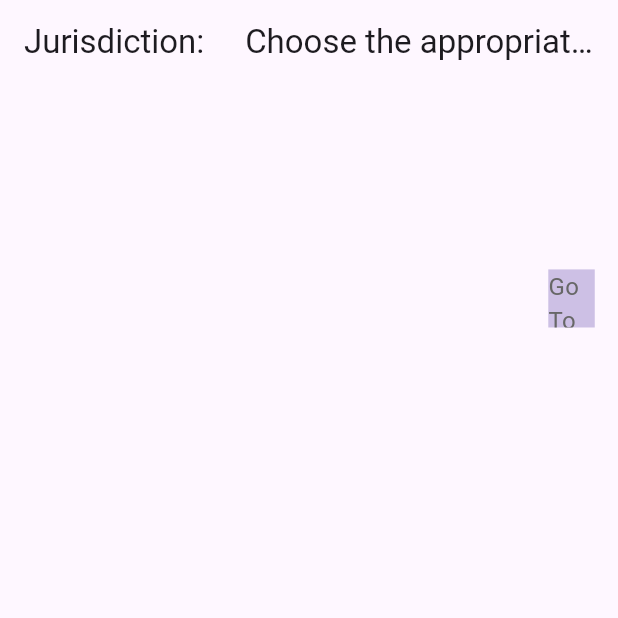
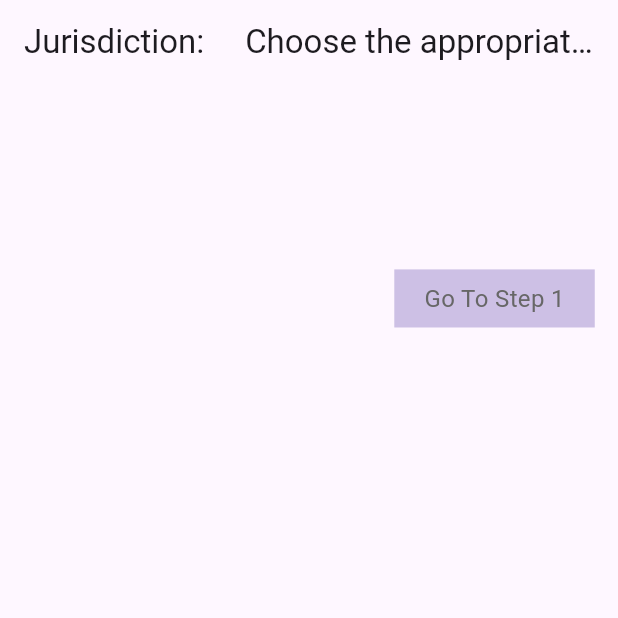
Before and after one commit to project-scoping-tool/decision_support_tool, a Flutter app: the screen it shows after launch, on a phone screen of 412 x 824 dp, the top half of it. Run offline on Flutter 3.47's test engine with Material 3 defaults, Android fonts, the phone set to English and light mode, and no system bars; our stand-ins replace flutter_map, freezed_annotation, latlong2, pdf, printing, web; missing offline and left inert: markdown_widget, toml.

Commit message:
fix buttons

```diff
--- a/flutter/decision_support_tool/lib/ui/select_jurisdiction_page.dart
+++ b/flutter/decision_support_tool/lib/ui/select_jurisdiction_page.dart
@@ -84,9 +84,10 @@ class _SelectJurisdictionPageState extends State<SelectJurisdictionPage> {
     return InkWell(
       enableFeedback: false,
       onTap: onTap,
+      child: IntrinsicWidth(
         child: Container(
-        width: _screenWidth * 0.0752,
           height: _screenHeight * 0.047,
+          padding: const EdgeInsets.symmetric(horizontal: 20.0),
           color: (enabled)
               ? const Color.fromARGB(255, 147, 88, 255)
               : const Color.fromARGB(255, 205, 192, 229),
@@ -95,7 +96,11 @@ class _SelectJurisdictionPageState extends State<SelectJurisdictionPage> {
             'Go To Step 1',
             style: TextStyle(
               fontSize: _nextButtonFontSize,
-            color: (enabled) ? null : const Color.fromARGB(255, 103, 103, 103),
+              color: (enabled)
+                  ? null
+                  : const Color.fromARGB(255, 103, 103, 103),
+            ),
+            softWrap: false,
           ),
         ),
       ),
@@ -103,8 +108,11 @@ class _SelectJurisdictionPageState extends State<SelectJurisdictionPage> {
   }
 
   Widget _buildWidgetRadioButtonContainer(int index, String jurisdiction) {
-    return Container(
-      width: _screenWidth * 0.2,
+    return ConstrainedBox(
+      constraints: BoxConstraints(
+        minWidth: _screenWidth * 0.15,
+        maxWidth: _screenWidth * 0.4,
+      ),
       child: RadioListTile<int>(title: Text(jurisdiction), value: index),
     );
   }
```
Also changed, not shown: flutter/decision_support_tool/lib/ui/question_section_page.dart (+6 -10 lines), flutter/decision_support_tool/lib/ui/recommendations_page.dart (+12 -9 lines). Lines whose indentation alone changed are shown as unchanged.
